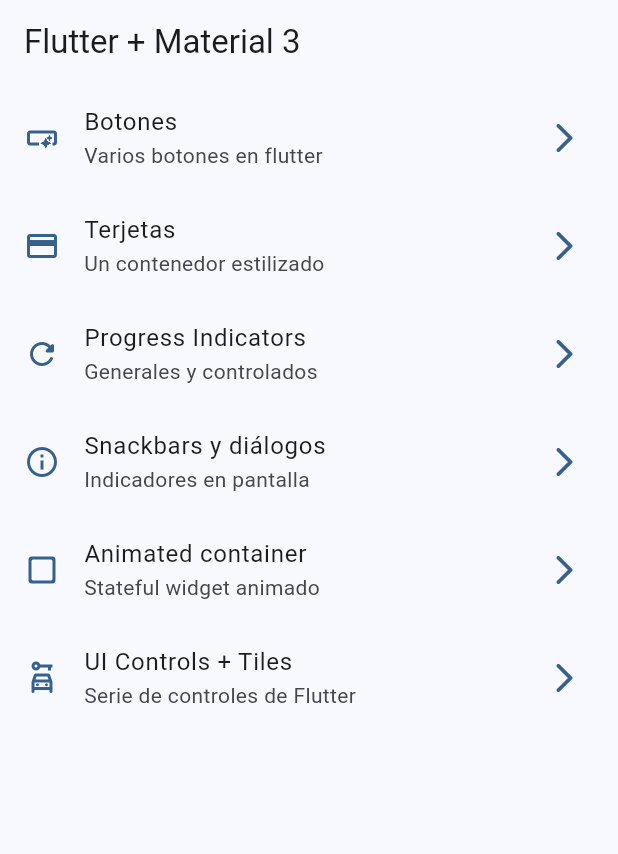
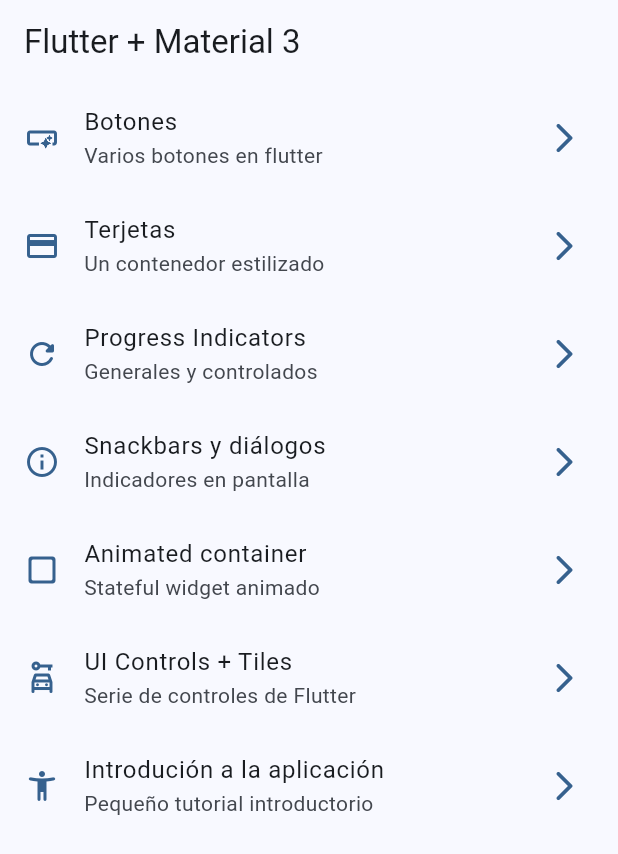
Before and after one commit to AlexanderJumbo/widgets_app, a Flutter app: the screen it shows after launch, on a phone screen of 412 x 824 dp. Shown: the top 854 px of the screen. Run offline on Flutter 3.47's test engine with Material 3 defaults, Android fonts, the phone set to English and light mode, and no system bars; our stand-ins replace go_router.

Commit message:
tutorial screen added

```diff
--- a/lib/config/menu/menu_items.dart
+++ b/lib/config/menu/menu_items.dart
@@ -46,5 +46,10 @@ const appMenuItems = <MenuItem>[
       title: 'UI Controls + Tiles',
       subTitle: 'Serie de controles de Flutter',
       link: '/ui-controls',
-      icon: Icons.car_rental_outlined)
+      icon: Icons.car_rental_outlined),
+  MenuItem(
+      title: 'Introdución a la aplicación',
+      subTitle: 'Pequeño tutorial introductorio',
+      link: '/tutorial',
+      icon: Icons.accessibility_new_rounded)
 ];
--- a/lib/config/router/app_router.dart
+++ b/lib/config/router/app_router.dart
@@ -40,5 +40,10 @@ final appRouter = GoRouter(
       name: UiControlsScreen.name,
       builder: (context, state) => const UiControlsScreen(),
     ),
+    GoRoute(
+      path: '/tutorial',
+      name: AppTutorialScreen.name,
+      builder: (context, state) => const AppTutorialScreen(),
+    ),
   ],
 );
```
